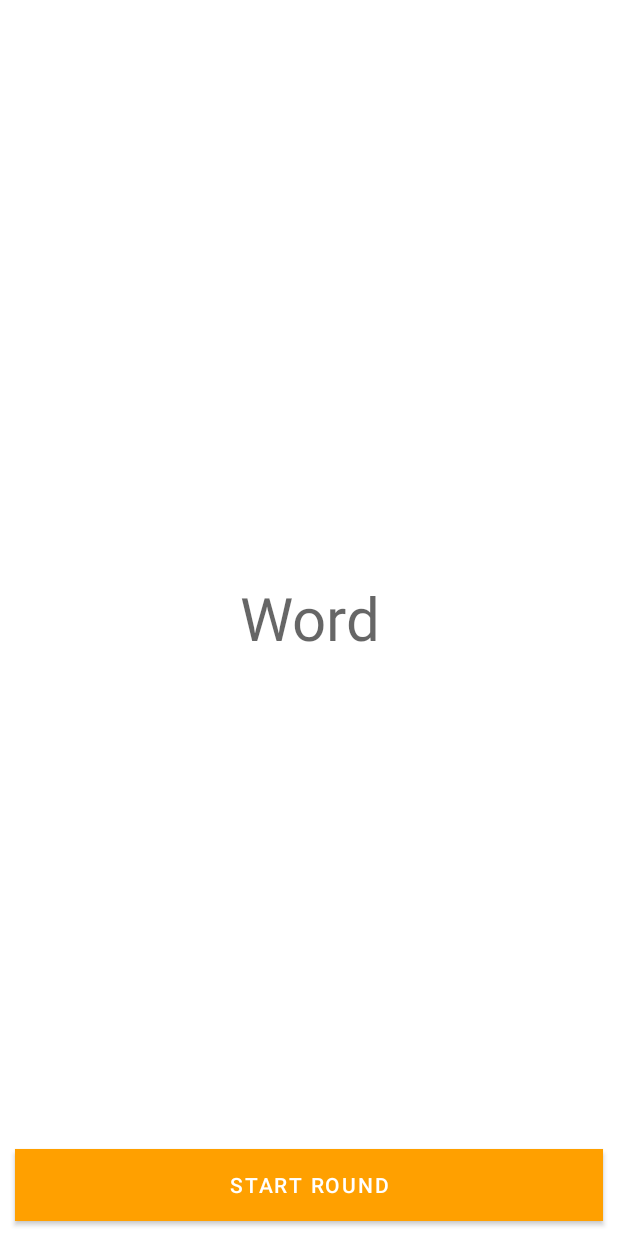
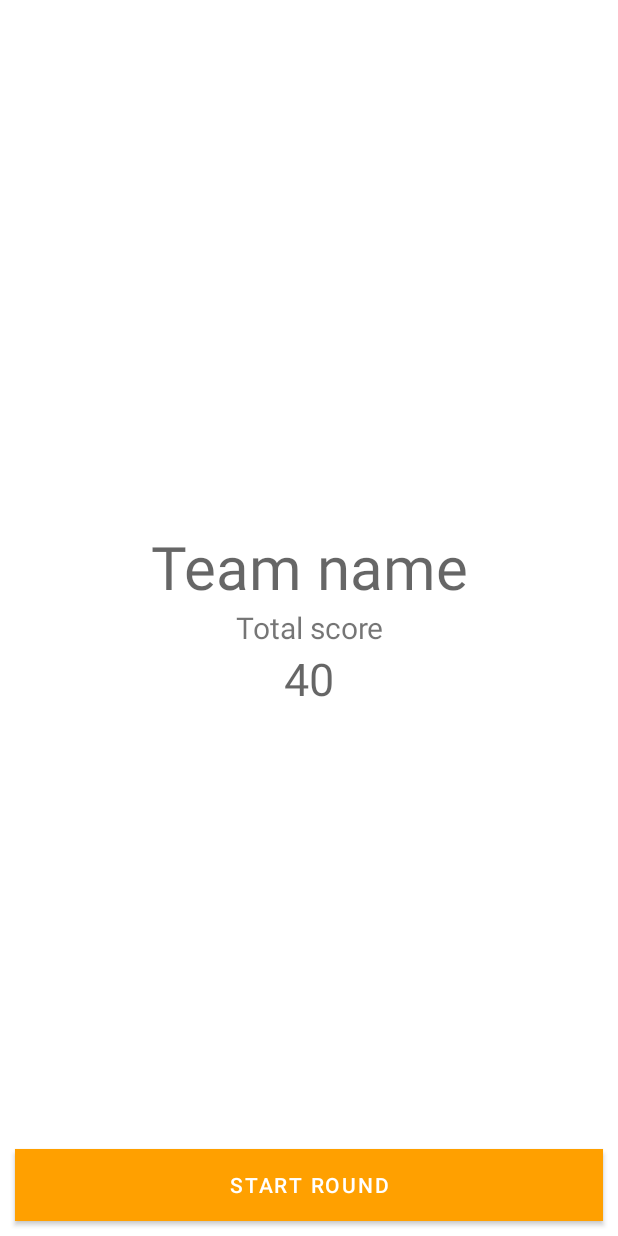
Before and after one commit to zatsepinvl/activity-play-android, an Android app: the fragment StartGameFragment shown on its own in the app's theme, on a phone screen of 412 x 824 dp. Run offline under Robolectric (Android 15) with nearby library versions, the phone set to English and light mode, and no system bars; our stand-ins replace Dagger/Hilt's generated code, data binding; 5 statements that could not run were skipped.

Commit message:
Add total team score

```diff
--- a/app/src/main/res/layout/fragment_game_start.xml
+++ b/app/src/main/res/layout/fragment_game_start.xml
@@ -23,10 +23,28 @@
                 android:id="@+id/gameStartCurrentTeamName"
                 android:layout_width="match_parent"
                 android:layout_height="wrap_content"
-                android:hint="Word"
+                android:hint="Team name"
                 android:text="@{viewmodel.currentTeam.name}"
                 android:textAlignment="center"
                 android:textSize="40sp" />
+
+            <TextView
+                android:id="@+id/gameStartCurrentTeamTotalScoreLabel"
+                android:layout_width="match_parent"
+                android:layout_height="wrap_content"
+                android:text="Total score"
+                android:textAlignment="center"
+                android:textSize="20sp" />
+
+            <TextView
+                android:id="@+id/gameStartCurrentTeamTotalScore"
+                android:layout_width="match_parent"
+                android:layout_height="wrap_content"
+                android:hint="40"
+                android:text="@{Integer.toString(viewmodel.currentTeamTotalScore())}"
+                android:textAlignment="center"
+                android:textSize="30sp" />
+
         </LinearLayout>
 
         <LinearLayout
```
Also changed, not shown: app/src/main/java/com/zatsepinvl/activity/play/core/ActivityGame.kt (+14 -7 lines), app/src/main/java/com/zatsepinvl/activity/play/game/GameViewModel.kt (+7 -2 lines), 1 other file.
